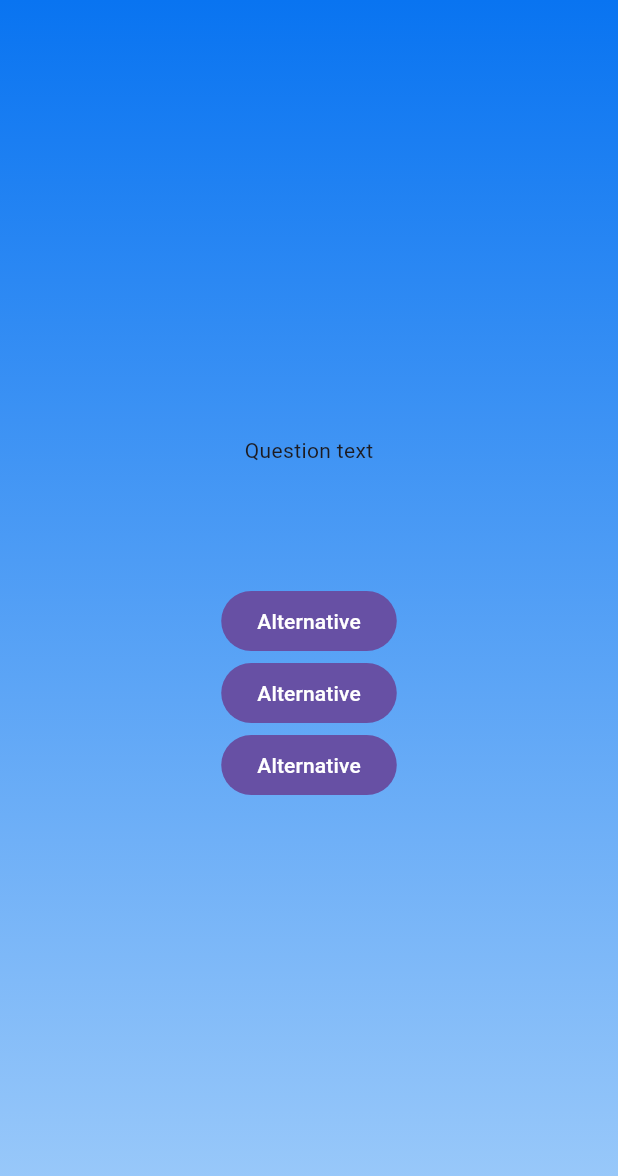
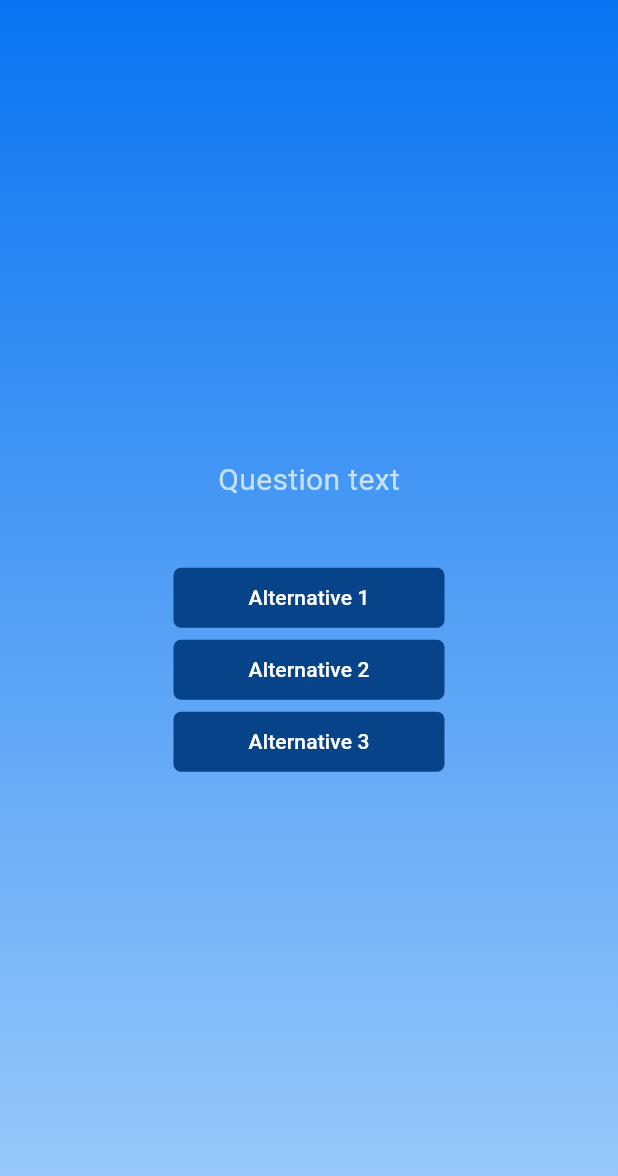
Before and after one commit to Guetzan/estudos_de_flutter_dart, a Flutter app: the screen it shows after launch, after a tap on "Start Quiz", on a phone screen of 412 x 824 dp. Shown: the top 1176 px of the screen. Run offline on Flutter 3.47's test engine with Material 3 defaults, Android fonts, the phone set to English and light mode, and no system bars.

Commit message:
add reusable button

```diff
--- /dev/null
+++ b/le_petit_quizz/lib/alternative_button.dart
@@ -0,0 +1,34 @@
+import 'package:flutter/material.dart';
+
+class AlternativeButton extends StatelessWidget {
+  const AlternativeButton({
+    super.key,
+    required this.text,
+    required this.action,
+  });
+
+  final String text;
+  final void Function() action;
+
+  @override
+  Widget build(context) {
+    return FilledButton(
+      onPressed: action,
+
+      style: FilledButton.styleFrom(
+        shape: RoundedRectangleBorder(
+          borderRadius: BorderRadius.circular(5),
+        ),
+
+        padding: const EdgeInsets.symmetric(
+          vertical: 10,
+          horizontal: 50,
+        ),
+
+        backgroundColor: const Color.fromARGB(255, 7, 67, 136),
+      ),
+
+      child: Text(text),
+    );
+  }
+}
--- a/le_petit_quizz/lib/questions.dart
+++ b/le_petit_quizz/lib/questions.dart
@@ -1,4 +1,5 @@
 import 'package:flutter/material.dart';
+import 'package:le_petit_quizz/alternative_button.dart';
 
 class Questions extends StatefulWidget {
   const Questions({super.key});
@@ -17,22 +18,19 @@ class _QuestionsState extends State<Questions> {
       child: Column(
         mainAxisAlignment: MainAxisAlignment.center,
         children: [
-          Text('Question text'),
+          Text(
+            'Question text',
+            style: TextStyle(
+              color: Colors.white70,
+              fontSize: 20,
+            ),
+          ),
 
-          SizedBox(height: 80),
+          SizedBox(height: 40),
 
-          FilledButton(
-            onPressed: () => {},
-            child: Text('Alternative'),
-          ),
-          FilledButton(
-            onPressed: () => {},
-            child: Text('Alternative'),
-          ),
-          FilledButton(
-            onPressed: () => {},
-            child: Text('Alternative'),
-          ),
+          AlternativeButton(text: 'Alternative 1', action: () => {}),
+          AlternativeButton(text: 'Alternative 2', action: () => {}),
+          AlternativeButton(text: 'Alternative 3', action: () => {}),
         ],
       ),
     );
```
